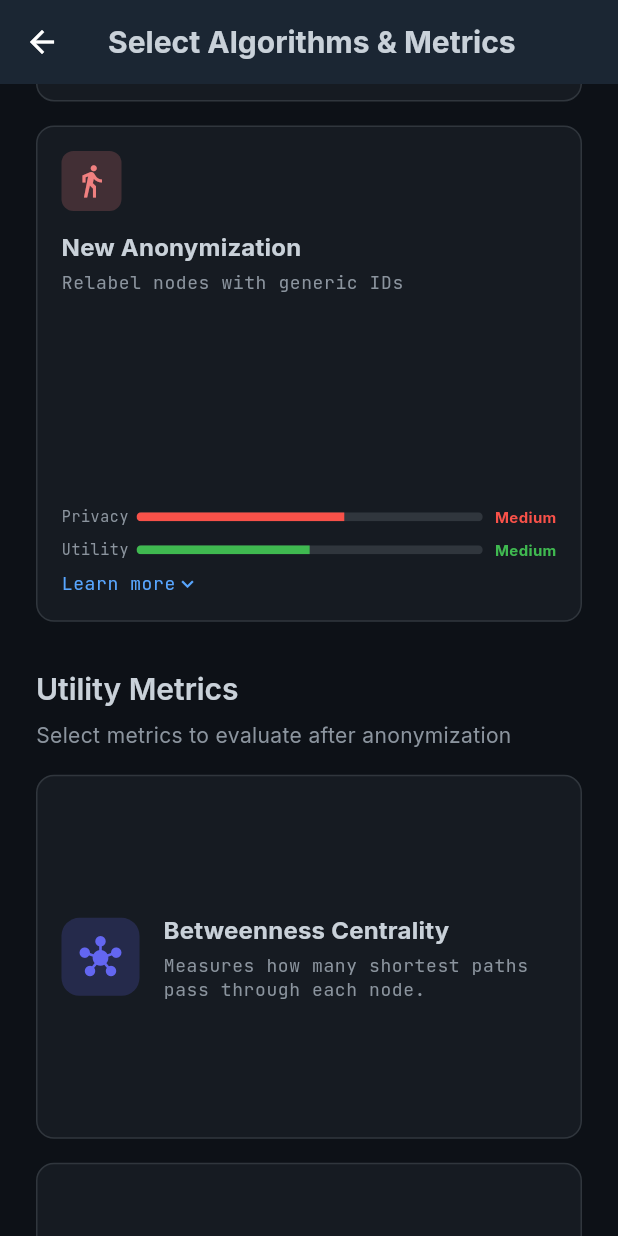
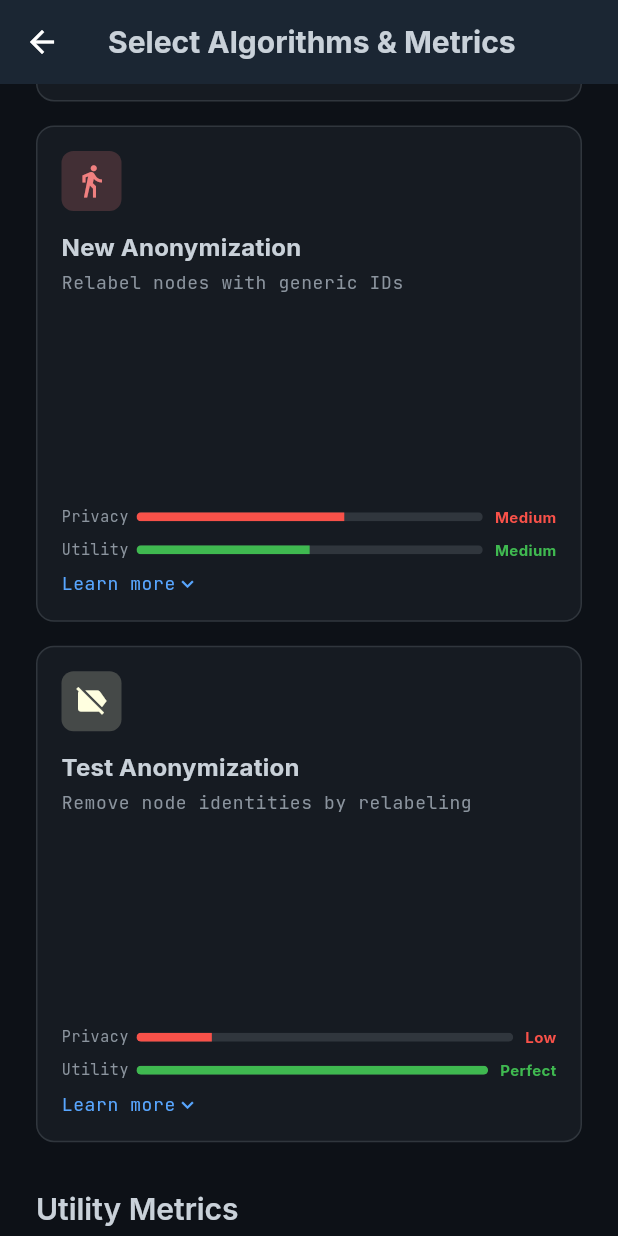
Before and after one commit to Milan72/SecGraph_Anony_Framework, a Flutter app: the AlgorithmScreen screen opened directly, scrolled down 1728 dp, on a phone screen of 412 x 824 dp. Run offline on Flutter 3.47's test engine with Material 3 defaults, Android fonts, the phone set to English and light mode, and no system bars; our stand-ins replace file_picker, google_fonts.

Commit message:
Added some example algorithms
You can edit these

```diff
--- a/lib/models/algorithm_model.dart
+++ b/lib/models/algorithm_model.dart
@@ -6,6 +6,7 @@ enum AlgorithmType {
   randomSwitch,
   randomWalk,
   newAnonymization,
+  testAnonymization,
 }
 
 enum PrivacyLevel { low, medium, high }
@@ -164,5 +165,26 @@ class AlgorithmModel {
           icon: Icons.directions_walk,
           color: Color(0xFFF08080),
         ),
+          const AlgorithmModel(
+          type: AlgorithmType.testAnonymization,
+          name: 'Test Anonymization',
+          shortDescription: 'Remove node identities by relabeling',
+          fullDescription:
+              'Removes node identities by relabeling with generic IDs (0, 1, 2...). '
+              'Preserves 100% of graph structure but provides minimal privacy as '
+              'structural fingerprints remain.',
+          steps: [
+            'Load original graph',
+            'Create mapping: original_node → generic_id',
+            'Relabel all nodes with new IDs',
+            'Output anonymized graph',
+          ],
+          privacy: PrivacyLevel.low,
+          utility: UtilityLevel.perfect,
+          useCase: 'Baseline for comparison',
+          icon: Icons.label_off,
+          color: Color(0xFFFFFFE0),
+          usesKParameter: false,
+        ),
       ];
 }
```
Also changed, not shown: lib/utils/graph_algorithms.dart (+25 -0 lines).
